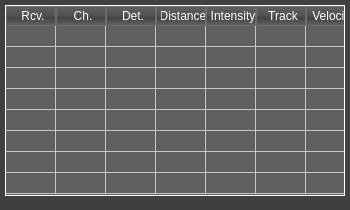
The window that src/AWLQtDemo/TableView.ui (samanwaya-jena/EVAL-ADAL6110-16-GUI) describes before a commit, drawn with Qt 5.
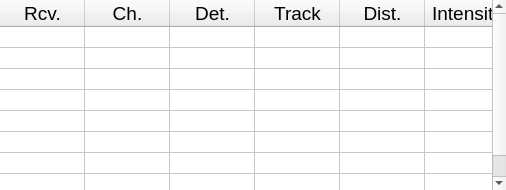
The same window after the commit. Icons and pictures are not drawn.

Commit message: New "Single" Page interface - Makes use of Layouts to Dynamically Resize

```diff
--- a/src/AWLQtDemo/TableView.ui
+++ b/src/AWLQtDemo/TableView.ui
@@ -1,21 +1,27 @@
 <?xml version="1.0" encoding="UTF-8"?>
 <ui version="4.0">
  <class>AWLTableView</class>
- <widget class="QWidget" name="AWLTableView">
+ <widget class="QFrame" name="AWLTableView">
   <property name="geometry">
    <rect>
     <x>0</x>
     <y>0</y>
-    <width>350</width>
-    <height>210</height>
+    <width>506</width>
+    <height>190</height>
    </rect>
   </property>
   <property name="sizePolicy">
-   <sizepolicy hsizetype="Expanding" vsizetype="Expanding">
+   <sizepolicy hsizetype="MinimumExpanding" vsizetype="MinimumExpanding">
     <horstretch>0</horstretch>
     <verstretch>0</verstretch>
    </sizepolicy>
   </property>
+  <property name="minimumSize">
+   <size>
+    <width>506</width>
+    <height>190</height>
+   </size>
+  </property>
   <property name="font">
    <font>
     <family>MS Shell Dlg 2</family>
@@ -29,664 +35,1062 @@
     <normaloff>AWLQtDemo.ico</normaloff>AWLQtDemo.ico</iconset>
   </property>
   <property name="styleSheet">
-   <string notr="true">QToolTip
-{
-border: 1px solid black;
-background-color: #ffa02f;
-padding: 1px;
-border-radius: 3px;
-opacity: 100;
-}
-
-QWidget
-{
-color: #dedede;
-background-color: #404040;
-}
-
-QWidget:item:hover
-{
-background-color: QLinearGradient( x1: 0, y1: 0, x2: 0, y2: 1, stop: 0 #ffa02f, stop: 1 #ca0619);
-color: #000000;
-}
-
-QWidget:item:selected
-{
-background-color: QLinearGradient( x1: 0, y1: 0, x2: 0, y2: 1, stop: 0 #ffa02f, stop: 1 #d7801a);
-}
-
-QMenuBar::item
-{
-background: transparent;
-}
-
-QMenuBar::item:selected
-{
-background: transparent;
-border: 1px solid #ffaa00;
-}
-
-QMenuBar::item:pressed
-{
-background: #444;
-border: 1px solid #000;
-background-color: QLinearGradient(
-x1:0, y1:0,
-x2:0, y2:1,
-stop:1 #212121,
-stop:0.4 #343434/*,
-stop:0.2 #343434,
-stop:0.1 #ffaa00*/
-);
-margin-bottom:-1px;
-padding-bottom:1px;
-}
-
-QMenu
-{
-border: 1px solid #000;
-}
-
-QMenu::item
-{
-padding: 2px 20px 2px 20px;
-}
-
-QMenu::item:selected
-{
-color: #000000;
-}
-
-QWidget:disabled
-{
-color: #404040;
-background-color: #808080;
-}
-
-QAbstractItemView
-{
-background-color: QLinearGradient( x1: 0, y1: 0, x2: 0, y2: 1, stop: 0 #4d4d4d, stop: 0.1 #646464, stop: 1 #5d5d5d);
-}
-
-QWidget:focus
-{
-/*border: 2px solid QLinearGradient( x1: 0, y1: 0, x2: 0, y2: 1, stop: 0 #ffa02f, stop: 1 #d7801a);*/
-}
-
-QLineEdit
-{
-background-color: QLinearGradient( x1: 0, y1: 0, x2: 0, y2: 1, stop: 0 #4d4d4d, stop: 0 #646464, stop: 1 #5d5d5d);
-padding: 1px;
-border-style: solid;
-border: 1px solid #bebebe;
-border-radius: 5;
-}
-
-QPushButton
-{
-color: #dedede;
-background-color: QLinearGradient( x1: 0, y1: 0, x2: 0, y2: 1, stop: 0 #666666, stop: 0.1 #626262, stop: 0.5 #5e5e5e, stop: 0.9 #5a5a5a, stop: 1 #565656);
-border-width: 1px;
-border-color: #bebebe;
-border-style: solid;
-border-radius: 6;
-padding: 3px;
-font-size: 12px;
-padding-left: 5px;
-padding-right: 5px;
-}
-
-QPushButton:pressed
-{
-background-color: QLinearGradient( x1: 0, y1: 0, x2: 0, y2: 1, stop: 0 #2d2d2d, stop: 0.1 #2b2b2b, stop: 0.5 #292929, stop: 0.9 #282828, stop: 1 #252525);
-}
-
-QComboBox
-{
-selection-background-color: #ffaa00;
-background-color: QLinearGradient( x1: 0, y1: 0, x2: 0, y2: 1, stop: 0 #565656, stop: 0.1 #525252, stop: 0.5 #4e4e4e, stop: 0.9 #4a4a4a, stop: 1 #464646);
-border-style: solid;
-border: 1px solid #1e1e1e;
-border-radius: 5;
-}
-
-QComboBox:hover,QPushButton:hover
-{
-border: 2px solid QLinearGradient( x1: 0, y1: 0, x2: 0, y2: 1, stop: 0 #ffa02f, stop: 1 #d7801a);
-}
-
-
-QComboBox:on
-{
-padding-top: 3px;
-padding-left: 4px;
-background-color: QLinearGradient( x1: 0, y1: 0, x2: 0, y2: 1, stop: 0 #2d2d2d, stop: 0.1 #2b2b2b, stop: 0.5 #292929, stop: 0.9 #282828, stop: 1 #252525);
-selection-background-color: #ffaa00;
-}
-
-QComboBox QAbstractItemView
-{
-border: 2px solid darkgray;
-selection-background-color: QLinearGradient( x1: 0, y1: 0, x2: 0, y2: 1, stop: 0 #ffa02f, stop: 1 #d7801a);
-}
-
-QComboBox::drop-down
-{
-subcontrol-origin: padding;
-subcontrol-position: top right;
-width: 15px;
-
-border-left-width: 0px;
-border-left-color: darkgray;
-border-left-style: solid; /* just a single line */
-border-top-right-radius: 3px; /* same radius as the QComboBox */
-border-bottom-right-radius: 3px;
-}
-
-
-QGroupBox:focus
-{
-border: 2px solid QLinearGradient( x1: 0, y1: 0, x2: 0, y2: 1, stop: 0 #ffa02f, stop: 1 #d7801a);
-}
-
-QTextEdit:focus
-{
-border: 2px solid QLinearGradient( x1: 0, y1: 0, x2: 0, y2: 1, stop: 0 #ffa02f, stop: 1 #d7801a);
-}
-
-QScrollBar:horizontal {
-border: 1px solid #222222;
-background: QLinearGradient( x1: 0, y1: 0, x2: 0, y2: 1, stop: 0.0 #121212, stop: 0.2 #282828, stop: 1 #484848);
-height: 7px;
-margin: 0px 16px 0 16px;
-}
-
-QScrollBar::handle:horizontal
-{
-background: QLinearGradient( x1: 0, y1: 0, x2: 1, y2: 0, stop: 0 #ffa02f, stop: 0.5 #d7801a, stop: 1 #ffa02f);
-min-height: 20px;
-border-radius: 2px;
-}
-
-QScrollBar::add-line:horizontal {
-border: 1px solid #1b1b19;
-border-radius: 2px;
-background: QLinearGradient( x1: 0, y1: 0, x2: 1, y2: 0, stop: 0 #ffa02f, stop: 1 #d7801a);
-width: 14px;
-subcontrol-position: right;
-subcontrol-origin: margin;
-}
-
-QScrollBar::sub-line:horizontal {
-border: 1px solid #1b1b19;
-border-radius: 2px;
-background: QLinearGradient( x1: 0, y1: 0, x2: 1, y2: 0, stop: 0 #ffa02f, stop: 1 #d7801a);
-width: 14px;
-subcontrol-position: left;
-subcontrol-origin: margin;
-}
-
-QScrollBar::right-arrow:horizontal, QScrollBar::left-arrow:horizontal
-{
-border: 1px solid black;
-width: 1px;
-height: 1px;
-background: white;
-}
-
-QScrollBar::add-page:horizontal, QScrollBar::sub-page:horizontal
-{
-background: none;
-}
-
-QScrollBar:vertical
-{
-background: QLinearGradient( x1: 0, y1: 0, x2: 1, y2: 0, stop: 0.0 #121212, stop: 0.2 #282828, stop: 1 #484848);
-width: 7px;
-margin: 16px 0 16px 0;
-border: 1px solid #222222;
-}
-
-QScrollBar::handle:vertical
-{
-background: QLinearGradient( x1: 0, y1: 0, x2: 0, y2: 1, stop: 0 #ffa02f, stop: 0.5 #d7801a, stop: 1 #ffa02f);
-min-height: 20px;
-border-radius: 2px;
-}
-
-QScrollBar::add-line:vertical
-{
-border: 1px solid #1b1b19;
-border-radius: 2px;
-background: QLinearGradient( x1: 0, y1: 0, x2: 0, y2: 1, stop: 0 #ffa02f, stop: 1 #d7801a);
-height: 14px;
-subcontrol-position: bottom;
-subcontrol-origin: margin;
-}
-
-QScrollBar::sub-line:vertical
-{
-border: 1px solid #1b1b19;
-border-radius: 2px;
-background: QLinearGradient( x1: 0, y1: 0, x2: 0, y2: 1, stop: 0 #d7801a, stop: 1 #ffa02f);
-height: 14px;
-subcontrol-position: top;
-subcontrol-origin: margin;
-}
-
-QScrollBar::up-arrow:vertical, QScrollBar::down-arrow:vertical
-{
-border: 1px solid black;
-width: 1px;
-height: 1px;
-background: white;
-}
-
-
-QScrollBar::add-page:vertical, QScrollBar::sub-page:vertical
-{
-background: none;
-}
-
-QTextEdit
-{
-background-color: #242424;
-}
-
-QPlainTextEdit
-{
-background-color: #242424;
-}
-
-QHeaderView::section
-{
-background-color: QLinearGradient(x1:0, y1:0, x2:0, y2:1, stop:0 #616161, stop: 0.5 #505050, stop: 0.6 #434343, stop:1 #656565);
-color: white;
-padding-left: 4px;
-border: 1px solid #6c6c6c;
-}
-
-QCheckBox:disabled
-{
-color: #414141;
-}
-
-QDockWidget::title
-{
-text-align: center;
-spacing: 3px; /* spacing between items in the tool bar */
-background-color: QLinearGradient(x1:0, y1:0, x2:0, y2:1, stop:0 #808080, stop: 0.5 #242424, stop:1 #808080);
-}
-
-QDockWidget::close-button, QDockWidget::float-button
-{
-text-align: center;
-spacing: 1px; /* spacing between items in the tool bar */
-background-color: QLinearGradient(x1:0, y1:0, x2:0, y2:1, stop:0 #808080, stop: 0.5 #242424, stop:1 #808080);
-}
-
-QDockWidget::close-button:hover, QDockWidget::float-button:hover
-{
-background: #242424;
-}
-
-QDockWidget::close-button:pressed, QDockWidget::float-button:pressed
-{
-padding: 1px -1px -1px 1px;
-}
-
-QMainWindow::separator
-{
-background-color: QLinearGradient(x1:0, y1:0, x2:0, y2:1, stop:0 #161616, stop: 0.5 #151515, stop: 0.6 #212121, stop:1 #343434);
-color: white;
-padding-left: 4px;
-border: 1px solid #4c4c4c;
-spacing: 3px; /* spacing between items in the tool bar */
-}
-
-QMainWindow::separator:hover
-{
-
-background-color: QLinearGradient(x1:0, y1:0, x2:0, y2:1, stop:0 #d7801a, stop:0.5 #b56c17 stop:1 #ffa02f);
-color: white;
-padding-left: 4px;
-border: 1px solid #6c6c6c;
-spacing: 3px; /* spacing between items in the tool bar */
-}
-
-QToolBar::handle
-{
-spacing: 3px; /* spacing between items in the tool bar */
-background: url(:/images/handle.png);
-}
-
-QMenu::separator
-{
-height: 2px;
-background-color: QLinearGradient(x1:0, y1:0, x2:0, y2:1, stop:0 #161616, stop: 0.5 #151515, stop: 0.6 #212121, stop:1 #343434);
-color: white;
-padding-left: 4px;
-margin-left: 10px;
-margin-right: 5px;
-}
-
-QProgressBar
-{
-border: 2px solid grey;
-border-radius: 5px;
-text-align: center;
-}
-
-QProgressBar::chunk
-{
-background-color: #d7801a;
-width: 2.15px;
-margin: 0.5px;
-}
-
-QTabBar::tab {
-color: #b1b1b1;
-border: 2px solid #dedede;
-border-radius: 5px;
-border-bottom-style: none;
-background-color: #202020;
-padding-left: 10px;
-padding-right: 10px;
-padding-top: 3px;
-padding-bottom: 2px;
-margin-right: -1px;
-}
-
-QTabWidget::pane {
-border: 2px solid #dedede;
-border-radius: 5px;
-top: -2px;
-}
-
-QTabBar::tab:last
-{
-margin-right: 0; /* the last selected tab has nothing to overlap with on the right */
-border-top-right-radius: 5px;
-border-bottom-left-radius: 1px;
-border-bottom-right-radius: 1px;
-border-bottom-style:solid;
-}
-
-QTabBar::tab:first:!selected
-{
-margin-left: 0px; /* the last selected tab has nothing to overlap with on the right */
-
-border-top-left-radius: 5px;
-border-bottom-left-radius: 1px;
-border-bottom-right-radius: 1px;
-border-bottom-style:solid;
-}
-
-QTabBar::tab:!selected
-{
-color: #b1b1b1;
-border-bottom-style: none;
-border-bottom-left-radius: 1px;
-border-bottom-right-radius: 1px;
-border-bottom-style:solid;
-margin-top: 3px;
-}
-
-QTabBar::tab:selected
-{
-color: #dedede;
-border-top-left-radius: 5px;
-border-top-right-radius: 5px;
-border-bottom-left-radius: 1px;
-border-bottom-right-radius: 1px;
-border-bottom-color: #404040;
-background-color: #404040;
-
-border-bottom-style:solid;
-margin-bottom: 0px;
-}
-
-QTabBar::tab:!selected:hover
-{
-/*border-top: 2px solid #ffaa00;
-padding-bottom: 3px;*/
-border-top-left-radius: 5px;
-border-top-right-radius: 5px;
-border-bottom-left-radius: 1px;
-border-bottom-right-radius: 1px;
-border-bottom-style:solid;
-background-color: QLinearGradient(x1:0, y1:0, x2:0, y2:1, stop:1 #212121, stop:0.4 #343434, stop:0.2 #343434, stop:0.1 #ffaa00);
-}
-
-
-QRadioButton::indicator:checked, QRadioButton::indicator:unchecked{
-color: #b1b1b1;
-background-color: #808080;
-border: 1px solid #b1b1b1;
-border-radius: 6px;
-}
-
-QRadioButton::indicator:checked
-{
-background-color: qradialgradient(
-cx: 0.5, cy: 0.5,
-fx: 0.5, fy: 0.5,
-radius: 1.0,
-stop: 0.25 #ffaa00,
-stop: 0.3 #808080
-);
-}
-
-QRadioButton::indicator
-{
-border-radius: 6px;
-}
-
- QRadioButton::indicator:disabled
-{
-border: 1px solid #444;
-}
-
-QRadioButton::indicator:hover, QCheckBox::indicator:hover
-{
-border: 1px solid #ffaa00;
-}
-
-
-QCheckBox::indicator
-{
-color: #b1b1b1;
-background-color: #808080;
-border: 1px solid #b1b1b1;
-width: 9px;
-height: 9px;
-}
-
-QCheckBox::indicator:disabled
-{
-border: 1px solid #444;
-}
-
-QCheckBox:disabled
-{
-color: #414141;
-}
-
-QCheckBox::indicator{
-color: #b1b1b1;
-background-color: #808080;
-border: 1px solid #b1b1b1;
-width: 9px;
-height: 9px;
-}
-
-QCheckBox::indicator:checked, QCheckBox::indicator:unchecked{
-color: #b1b1b1;
-background-color: #808080;
-border: 1px solid #b1b1b1;
-border-radius: 6px;
-}
-
-QCheckBox::indicator:checked
-{
-background-color: qradialgradient(
-cx: 0.5, cy: 0.5,
-fx: 0.5, fy: 0.5,
-radius: 1.0,
-stop: 0.25 #ffaa00,
-stop: 0.3 #808080
-);
-}
-</string>
-  </property>
-  <widget class="QTableWidget" name="distanceTable">
-   <property name="geometry">
-    <rect>
-     <x>5</x>
-     <y>5</y>
-     <width>340</width>
-     <height>191</height>
-    </rect>
-   </property>
-   <property name="sizePolicy">
-    <sizepolicy hsizetype="Expanding" vsizetype="Expanding">
-     <horstretch>10</horstretch>
-     <verstretch>10</verstretch>
-    </sizepolicy>
-   </property>
-   <property name="minimumSize">
-    <size>
-     <width>0</width>
-     <height>3</height>
-    </size>
-   </property>
-   <property name="font">
-    <font>
-     <family>Segoe UI</family>
-     <pointsize>8</pointsize>
-    </font>
-   </property>
-   <property name="autoFillBackground">
-    <bool>true</bool>
-   </property>
-   <property name="styleSheet">
-    <string notr="true">background-color: rgb(96,96,96);
-gridline-color: rgb(199, 199, 199);
-border-color: rgb(255, 255, 255);
-color: rgb(255,255,255);</string>
-   </property>
-   <property name="frameShape">
-    <enum>QFrame::Panel</enum>
-   </property>
-   <property name="frameShadow">
-    <enum>QFrame::Plain</enum>
-   </property>
-   <property name="lineWidth">
-    <number>1</number>
-   </property>
-   <property name="midLineWidth">
-    <number>2</number>
-   </property>
-   <property name="horizontalScrollBarPolicy">
-    <enum>Qt::ScrollBarAlwaysOff</enum>
-   </property>
-   <property name="tabKeyNavigation">
-    <bool>false</bool>
-   </property>
-   <property name="gridStyle">
-    <enum>Qt::SolidLine</enum>
-   </property>
-   <property name="wordWrap">
-    <bool>false</bool>
-   </property>
-   <property name="rowCount">
-    <number>8</number>
-   </property>
-   <property name="columnCount">
-    <number>8</number>
-   </property>
-   <attribute name="horizontalHeaderVisible">
-    <bool>true</bool>
-   </attribute>
-   <attribute name="horizontalHeaderCascadingSectionResizes">
-    <bool>true</bool>
-   </attribute>
-   <attribute name="horizontalHeaderDefaultSectionSize">
-    <number>50</number>
-   </attribute>
-   <attribute name="horizontalHeaderHighlightSections">
-    <bool>false</bool>
-   </attribute>
-   <attribute name="horizontalHeaderMinimumSectionSize">
-    <number>25</number>
-   </attribute>
-   <attribute name="horizontalHeaderStretchLastSection">
-    <bool>true</bool>
-   </attribute>
-   <attribute name="verticalHeaderVisible">
-    <bool>false</bool>
-   </attribute>
-   <attribute name="verticalHeaderCascadingSectionResizes">
-    <bool>false</bool>
-   </attribute>
-   <attribute name="verticalHeaderDefaultSectionSize">
-    <number>21</number>
-   </attribute>
-   <attribute name="verticalHeaderHighlightSections">
-    <bool>true</bool>
-   </attribute>
-   <attribute name="verticalHeaderStretchLastSection">
-    <bool>false</bool>
-   </attribute>
-   <row/>
-   <row/>
-   <row/>
-   <row/>
-   <row/>
-   <row/>
-   <row/>
-   <row/>
-   <column>
-    <property name="text">
-     <string>Rcv.</string>
-    </property>
-   </column>
-   <column>
-    <property name="text">
-     <string>Ch.</string>
-    </property>
-   </column>
-   <column>
-    <property name="text">
-     <string>Det.</string>
-    </property>
-   </column>
-   <column>
-    <property name="text">
-     <string>Distance</string>
-    </property>
-   </column>
-   <column>
-    <property name="text">
-     <string>Intensity</string>
-    </property>
-   </column>
-   <column>
-    <property name="text">
-     <string>Track</string>
-    </property>
-   </column>
-   <column>
-    <property name="text">
-     <string>Velocity</string>
-    </property>
-   </column>
-   <column>
-    <property name="text">
-     <string>Level</string>
-    </property>
-   </column>
-  </widget>
+   <string notr="true"/>
+  </property>
+  <property name="frameShape">
+   <enum>QFrame::NoFrame</enum>
+  </property>
+  <property name="lineWidth">
+   <number>2</number>
+  </property>
+  <layout class="QVBoxLayout" name="verticalLayout">
+   <property name="spacing">
+    <number>0</number>
+   </property>
+   <property name="leftMargin">
+    <number>0</number>
+   </property>
+   <property name="topMargin">
+    <number>0</number>
+   </property>
+   <property name="rightMargin">
+    <number>0</number>
+   </property>
+   <property name="bottomMargin">
+    <number>0</number>
+   </property>
+   <item>
+    <widget class="QTableWidget" name="distanceTable">
+     <property name="sizePolicy">
+      <sizepolicy hsizetype="Ignored" vsizetype="MinimumExpanding">
+       <horstretch>10</horstretch>
+       <verstretch>10</verstretch>
+      </sizepolicy>
+     </property>
+     <property name="minimumSize">
+      <size>
+       <width>400</width>
+       <height>90</height>
+      </size>
+     </property>
+     <property name="font">
+      <font>
+       <pointsize>-1</pointsize>
+      </font>
+     </property>
+     <property name="autoFillBackground">
+      <bool>true</bool>
+     </property>
+     <property name="styleSheet">
+      <string notr="true">font-size: 14px;</string>
+     </property>
+     <property name="frameShape">
+      <enum>QFrame::NoFrame</enum>
+     </property>
+     <property name="frameShadow">
+      <enum>QFrame::Plain</enum>
+     </property>
+     <property name="lineWidth">
+      <number>1</number>
+     </property>
+     <property name="midLineWidth">
+      <number>2</number>
+     </property>
+     <property name="verticalScrollBarPolicy">
+      <enum>Qt::ScrollBarAsNeeded</enum>
+     </property>
+     <property name="horizontalScrollBarPolicy">
+      <enum>Qt::ScrollBarAlwaysOff</enum>
+     </property>
+     <property name="autoScroll">
+      <bool>true</bool>
+     </property>
+     <property name="tabKeyNavigation">
+      <bool>false</bool>
+     </property>
+     <property name="showGrid">
+      <bool>true</bool>
+     </property>
+     <property name="gridStyle">
+      <enum>Qt::SolidLine</enum>
+     </property>
+     <property name="sortingEnabled">
+      <bool>false</bool>
+     </property>
+     <property name="wordWrap">
+      <bool>false</bool>
+     </property>
+     <property name="cornerButtonEnabled">
+      <bool>false</bool>
+     </property>
+     <property name="rowCount">
+      <number>8</number>
+     </property>
+     <property name="columnCount">
+      <number>8</number>
+     </property>
+     <attribute name="horizontalHeaderVisible">
+      <bool>true</bool>
+     </attribute>
+     <attribute name="horizontalHeaderCascadingSectionResizes">
+      <bool>true</bool>
+     </attribute>
+     <attribute name="horizontalHeaderDefaultSectionSize">
+      <number>85</number>
+     </attribute>
+     <attribute name="horizontalHeaderHighlightSections">
+      <bool>false</bool>
+     </attribute>
+     <attribute name="horizontalHeaderMinimumSectionSize">
+      <number>40</number>
+     </attribute>
+     <attribute name="horizontalHeaderShowSortIndicator" stdset="0">
+      <bool>false</bool>
+     </attribute>
+     <attribute name="horizontalHeaderStretchLastSection">
+      <bool>true</bool>
+     </attribute>
+     <attribute name="verticalHeaderVisible">
+      <bool>false</bool>
+     </attribute>
+     <attribute name="verticalHeaderCascadingSectionResizes">
+      <bool>false</bool>
+     </attribute>
+     <attribute name="verticalHeaderDefaultSectionSize">
+      <number>21</number>
+     </attribute>
+     <attribute name="verticalHeaderHighlightSections">
+      <bool>true</bool>
+     </attribute>
+     <attribute name="verticalHeaderShowSortIndicator" stdset="0">
+      <bool>false</bool>
+     </attribute>
+     <attribute name="verticalHeaderStretchLastSection">
+      <bool>false</bool>
+     </attribute>
+     <row/>
+     <row/>
+     <row/>
+     <row/>
+     <row/>
+     <row/>
+     <row/>
+     <row/>
+     <column>
+      <property name="text">
+       <string>Rcv.</string>
+      </property>
+      <property name="font">
+       <font>
+        <pointsize>14</pointsize>
+       </font>
+      </property>
+     </column>
+     <column>
+      <property name="text">
+       <string>Ch.</string>
+      </property>
+      <property name="font">
+       <font>
+        <pointsize>14</pointsize>
+       </font>
+      </property>
+     </column>
+     <column>
+      <property name="text">
+       <string>Det.</string>
+      </property>
+      <property name="font">
+       <font>
+        <pointsize>14</pointsize>
+       </font>
+      </property>
+     </column>
+     <column>
+      <property name="text">
+       <string>Track</string>
+      </property>
+      <property name="font">
+       <font>
+        <pointsize>14</pointsize>
+       </font>
+      </property>
+     </column>
+     <column>
+      <property name="text">
+       <string>Dist.</string>
+      </property>
+      <property name="font">
+       <font>
+        <pointsize>14</pointsize>
+       </font>
+      </property>
+     </column>
+     <column>
+      <property name="text">
+       <string>Intensity</string>
+      </property>
+      <property name="font">
+       <font>
+        <pointsize>14</pointsize>
+       </font>
+      </property>
+     </column>
+     <column>
+      <property name="text">
+       <string>Velo.</string>
+      </property>
+      <property name="font">
+       <font>
+        <pointsize>14</pointsize>
+       </font>
+      </property>
+     </column>
+     <column>
+      <property name="text">
+       <string>Level</string>
+      </property>
+      <property name="font">
+       <font>
+        <pointsize>14</pointsize>
+       </font>
+      </property>
+     </column>
+     <item row="0" column="0">
+      <property name="text">
+       <string/>
+      </property>
+      <property name="font">
+       <font>
+        <pointsize>12</pointsize>
+       </font>
+      </property>
+      <property name="textAlignment">
+       <set>AlignHCenter|AlignVCenter|AlignCenter</set>
+      </property>
+     </item>
+     <item row="0" column="1">
+      <property name="text">
+       <string/>
+      </property>
+      <property name="font">
+       <font>
+        <pointsize>12</pointsize>
+       </font>
+      </property>
+      <property name="textAlignment">
+       <set>AlignHCenter|AlignVCenter|AlignCenter</set>
+      </property>
+     </item>
+     <item row="0" column="2">
+      <property name="text">
+       <string/>
+      </property>
+      <property name="font">
+       <font>
+        <pointsize>12</pointsize>
+       </font>
+      </property>
+      <property name="textAlignment">
+       <set>AlignHCenter|AlignVCenter|AlignCenter</set>
+      </property>
+     </item>
+     <item row="0" column="3">
+      <property name="text">
+       <string/>
+      </property>
+      <property name="font">
+       <font>
+        <pointsize>12</pointsize>
+       </font>
+      </property>
+      <property name="textAlignment">
+       <set>AlignHCenter|AlignVCenter|AlignCenter</set>
+      </property>
+     </item>
+     <item row="0" column="4">
+      <property name="text">
+       <string/>
+      </property>
+      <property name="font">
+       <font>
+        <pointsize>12</pointsize>
+       </font>
+      </property>
+      <property name="textAlignment">
+       <set>AlignRight|AlignVCenter</set>
+      </property>
+     </item>
+     <item row="0" column="5">
+      <property name="text">
+       <string/>
+      </property>
+      <property name="font">
+       <font>
+        <pointsize>12</pointsize>
+       </font>
+      </property>
+      <property name="textAlignment">
+       <set>AlignRight|AlignVCenter</set>
+      </property>
+     </item>
+     <item row="0" column="6">
+      <property name="text">
+       <string/>
+      </property>
+      <property name="font">
+       <font>
+        <pointsize>12</pointsize>
+       </font>
+      </property>
+      <property name="textAlignment">
+       <set>AlignRight|AlignVCenter</set>
+      </property>
+     </item>
+     <item row="0" column="7">
+      <property name="text">
+       <string/>
+      </property>
+      <property name="font">
+       <font>
+        <pointsize>12</pointsize>
+       </font>
+      </property>
+      <property name="textAlignment">
+       <set>AlignRight|AlignVCenter</set>
+      </property>
+     </item>
+     <item row="1" column="0">
+      <property name="text">
+       <string/>
+      </property>
+      <property name="font">
+       <font>
+        <pointsize>12</pointsize>
+       </font>
+      </property>
+      <property name="textAlignment">
+       <set>AlignHCenter|AlignVCenter|AlignCenter</set>
+      </property>
+     </item>
+     <item row="1" column="1">
+      <property name="text">
+       <string/>
+      </property>
+      <property name="font">
+       <font>
+        <pointsize>12</pointsize>
+       </font>
+      </property>
+      <property name="textAlignment">
+       <set>AlignHCenter|AlignVCenter|AlignCenter</set>
+      </property>
+     </item>
+     <item row="1" column="2">
+      <property name="text">
+       <string/>
+      </property>
+      <property name="font">
+       <font>
+        <pointsize>12</pointsize>
+       </font>
+      </property>
+      <property name="textAlignment">
+       <set>AlignHCenter|AlignVCenter|AlignCenter</set>
+      </property>
+     </item>
+     <item row="1" column="3">
+      <property name="text">
+       <string/>
+      </property>
+      <property name="font">
+       <font>
+        <pointsize>12</pointsize>
+       </font>
+      </property>
+      <property name="textAlignment">
+       <set>AlignHCenter|AlignVCenter|AlignCenter</set>
+      </property>
+     </item>
+     <item row="1" column="4">
+      <property name="text">
+       <string/>
+      </property>
+      <property name="font">
+       <font>
+        <pointsize>12</pointsize>
+       </font>
+      </property>
+      <property name="textAlignment">
+       <set>AlignRight|AlignVCenter</set>
+      </property>
+     </item>
+     <item row="1" column="5">
+      <property name="text">
+       <string/>
+      </property>
+      <property name="font">
+       <font>
+        <pointsize>12</pointsize>
+       </font>
+      </property>
+      <property name="textAlignment">
+       <set>AlignRight|AlignVCenter</set>
+      </property>
+     </item>
+     <item row="1" column="6">
+      <property name="text">
+       <string/>
+      </property>
+      <property name="font">
+       <font>
+        <pointsize>12</pointsize>
+       </font>
+      </property>
+      <property name="textAlignment">
+       <set>AlignRight|AlignVCenter</set>
+      </property>
+     </item>
+     <item row="1" column="7">
+      <property name="text">
+       <string/>
+      </property>
+      <property name="font">
+       <font>
+        <pointsize>12</pointsize>
+       </font>
+      </property>
+      <property name="textAlignment">
+       <set>AlignRight|AlignVCenter</set>
+      </property>
+     </item>
+     <item row="2" column="0">
+      <property name="text">
+       <string/>
+      </property>
+      <property name="font">
+       <font>
+        <pointsize>12</pointsize>
+       </font>
+      </property>
+      <property name="textAlignment">
+       <set>AlignHCenter|AlignVCenter|AlignCenter</set>
+      </property>
+     </item>
+     <item row="2" column="1">
+      <property name="text">
+       <string/>
+      </property>
+      <property name="font">
+       <font>
+        <pointsize>12</pointsize>
+       </font>
+      </property>
+      <property name="textAlignment">
+       <set>AlignHCenter|AlignVCenter|AlignCenter</set>
+      </property>
+     </item>
+     <item row="2" column="2">
+      <property name="text">
+       <string/>
+      </property>
+      <property name="font">
+       <font>
+        <pointsize>12</pointsize>
+       </font>
+      </property>
+      <property name="textAlignment">
+       <set>AlignHCenter|AlignVCenter|AlignCenter</set>
+      </property>
+     </item>
+     <item row="2" column="3">
+      <property name="text">
+       <string/>
+      </property>
+      <property name="font">
+       <font>
+        <pointsize>12</pointsize>
+       </font>
+      </property>
+      <property name="textAlignment">
+       <set>AlignHCenter|AlignVCenter|AlignCenter</set>
+      </property>
+     </item>
+     <item row="2" column="4">
+      <property name="text">
+       <string/>
+      </property>
+      <property name="font">
+       <font>
+        <pointsize>12</pointsize>
+       </font>
+      </property>
+      <property name="textAlignment">
+       <set>AlignRight|AlignVCenter</set>
+      </property>
+     </item>
+     <item row="2" column="5">
+      <property name="text">
+       <string/>
+      </property>
+      <property name="font">
+       <font>
+        <pointsize>12</pointsize>
+       </font>
+      </property>
+      <property name="textAlignment">
+       <set>AlignRight|AlignVCenter</set>
+      </property>
+     </item>
+     <item row="2" column="6">
+      <property name="text">
+       <string/>
+      </property>
+      <property name="font">
+       <font>
+        <pointsize>12</pointsize>
+       </font>
+      </property>
+      <property name="textAlignment">
+       <set>AlignRight|AlignVCenter</set>
+      </property>
+     </item>
+     <item row="2" column="7">
+      <property name="text">
+       <string/>
+      </property>
+      <property name="font">
+       <font>
+        <pointsize>12</pointsize>
+       </font>
+      </property>
+      <property name="textAlignment">
+       <set>AlignRight|AlignVCenter</set>
+      </property>
+     </item>
+     <item row="3" column="0">
+      <property name="text">
+       <string/>
+      </property>
+      <property name="font">
+       <font>
+        <pointsize>12</pointsize>
+       </font>
+      </property>
+      <property name="textAlignment">
+       <set>AlignHCenter|AlignVCenter|AlignCenter</set>
+      </property>
+     </item>
+     <item row="3" column="1">
+      <property name="text">
+       <string/>
+      </property>
+      <property name="font">
+       <font>
+        <pointsize>12</pointsize>
+       </font>
+      </property>
+      <property name="textAlignment">
+       <set>AlignHCenter|AlignVCenter|AlignCenter</set>
+      </property>
+     </item>
+     <item row="3" column="2">
+      <property name="text">
+       <string/>
+      </property>
+      <property name="font">
+       <font>
+        <pointsize>12</pointsize>
+       </font>
+      </property>
+      <property name="textAlignment">
+       <set>AlignHCenter|AlignVCenter|AlignCenter</set>
+      </property>
+     </item>
+     <item row="3" column="3">
+      <property name="text">
+       <string/>
+      </property>
+      <property name="font">
+       <font>
+        <pointsize>12</pointsize>
+       </font>
+      </property>
+      <property name="textAlignment">
+       <set>AlignHCenter|AlignVCenter|AlignCenter</set>
+      </property>
+     </item>
+     <item row="3" column="4">
+      <property name="text">
+       <string/>
+      </property>
+      <property name="font">
+       <font>
+        <pointsize>12</pointsize>
+       </font>
+      </property>
+      <property name="textAlignment">
+       <set>AlignRight|AlignVCenter</set>
+      </property>
+     </item>
+     <item row="3" column="5">
+      <property name="text">
+       <string/>
+      </property>
+      <property name="font">
+       <font>
+        <pointsize>12</pointsize>
+       </font>
+      </property>
+      <property name="textAlignment">
+       <set>AlignRight|AlignVCenter</set>
+      </property>
+     </item>
+     <item row="3" column="6">
+      <property name="text">
+       <string/>
+      </property>
+      <property name="font">
+       <font>
+        <pointsize>12</pointsize>
+       </font>
+      </property>
+      <property name="textAlignment">
+       <set>AlignRight|AlignVCenter</set>
+      </property>
+     </item>
+     <item row="3" column="7">
+      <property name="text">
+       <string/>
+      </property>
+      <property name="font">
+       <font>
+        <pointsize>12</pointsize>
+       </font>
+      </property>
+      <property name="textAlignment">
+       <set>AlignRight|AlignVCenter</set>
+      </property>
+     </item>
+     <item row="4" column="0">
+      <property name="text">
+       <string/>
+      </property>
+      <property name="font">
+       <font>
+        <pointsize>12</pointsize>
+       </font>
+      </property>
+      <property name="textAlignment">
+       <set>AlignHCenter|AlignVCenter|AlignCenter</set>
+      </property>
+     </item>
+     <item row="4" column="1">
+      <property name="text">
+       <string/>
+      </property>
+      <property name="font">
+       <font>
+        <pointsize>12</pointsize>
+       </font>
+      </property>
+      <property name="textAlignment">
+       <set>AlignHCenter|AlignVCenter|AlignCenter</set>
+      </property>
+     </item>
+     <item row="4" column="2">
+      <property name="text">
+       <string/>
+      </property>
+      <property name="font">
+       <font>
+        <pointsize>12</pointsize>
+       </font>
+      </property>
+      <property name="textAlignment">
+       <set>AlignHCenter|AlignVCenter|AlignCenter</set>
+      </property>
+     </item>
+     <item row="4" column="3">
+      <property name="text">
+       <string/>
+      </property>
+      <property name="font">
+       <font>
+        <pointsize>12</pointsize>
+       </font>
+      </property>
+      <property name="textAlignment">
+       <set>AlignHCenter|AlignVCenter|AlignCenter</set>
+      </property>
+     </item>
+     <item row="4" column="4">
+      <property name="text">
+       <string/>
+      </property>
+      <property name="font">
+       <font>
+        <pointsize>12</pointsize>
+       </font>
+      </property>
+      <property name="textAlignment">
+       <set>AlignRight|AlignVCenter</set>
+      </property>
+     </item>
+     <item row="4" column="5">
+      <property name="text">
+       <string/>
+      </property>
+      <property name="font">
+       <font>
+        <pointsize>12</pointsize>
+       </font>
+      </property>
+      <property name="textAlignment">
+       <set>AlignRight|AlignVCenter</set>
+      </property>
+     </item>
+     <item row="4" column="6">
+      <property name="text">
+       <string/>
+      </property>
+      <property name="font">
+       <font>
+        <pointsize>12</pointsize>
+       </font>
+      </property>
+      <property name="textAlignment">
+       <set>AlignRight|AlignVCenter</set>
+      </property>
+     </item>
+     <item row="4" column="7">
+      <property name="text">
+       <string/>
+      </property>
+      <property name="font">
+       <font>
+        <pointsize>12</pointsize>
+       </font>
+      </property>
+      <property name="textAlignment">
+       <set>AlignRight|AlignVCenter</set>
+      </property>
+     </item>
+     <item row="5" column="0">
+      <property name="text">
+       <string/>
+      </property>
+      <property name="font">
+       <font>
+        <pointsize>12</pointsize>
+       </font>
+      </property>
+      <property name="textAlignment">
+       <set>AlignHCenter|AlignVCenter|AlignCenter</set>
+      </property>
+     </item>
+     <item row="5" column="1">
+      <property name="text">
+       <string/>
+      </property>
+      <property name="font">
+       <font>
+        <pointsize>12</pointsize>
+       </font>
+      </property>
+      <property name="textAlignment">
+       <set>AlignHCenter|AlignVCenter|AlignCenter</set>
+      </property>
+     </item>
+     <item row="5" column="2">
+      <property name="text">
+       <string/>
+      </property>
+      <property name="font">
+       <font>
+        <pointsize>12</pointsize>
+       </font>
+      </property>
+      <property name="textAlignment">
+       <set>AlignHCenter|AlignVCenter|AlignCenter</set>
+      </property>
+     </item>
+     <item row="5" column="3">
+      <property name="text">
+       <string/>
+      </property>
+      <property name="font">
+       <font>
+        <pointsize>12</pointsize>
+       </font>
+      </property>
+      <property name="textAlignment">
+       <set>AlignHCenter|AlignVCenter|AlignCenter</set>
+      </property>
+     </item>
+     <item row="5" column="4">
+      <property name="text">
+       <string/>
+      </property>
+      <property name="font">
+       <font>
+        <pointsize>12</pointsize>
+       </font>
+      </property>
+      <property name="textAlignment">
+       <set>AlignRight|AlignVCenter</set>
+      </property>
+     </item>
+     <item row="5" column="5">
+      <property name="text">
+       <string/>
+      </property>
+      <property name="font">
+       <font>
+        <pointsize>12</pointsize>
+       </font>
+      </property>
+      <property name="textAlignment">
+       <set>AlignRight|AlignVCenter</set>
+      </property>
+     </item>
+     <item row="5" column="6">
+      <property name="text">
+       <string/>
+      </property>
+      <property name="font">
+       <font>
+        <pointsize>12</pointsize>
+       </font>
+      </property>
+      <property name="textAlignment">
+       <set>AlignRight|AlignVCenter</set>
+      </property>
+     </item>
+     <item row="5" column="7">
+      <property name="text">
+       <string/>
+      </property>
+      <property name="font">
+       <font>
+        <pointsize>12</pointsize>
+       </font>
+      </property>
+      <property name="textAlignment">
+       <set>AlignRight|AlignVCenter</set>
+      </property>
+     </item>
+     <item row="6" column="0">
+      <property name="text">
+       <string/>
+      </property>
+      <property name="font">
+       <font>
+        <pointsize>12</pointsize>
+       </font>
+      </property>
+      <property name="textAlignment">
+       <set>AlignHCenter|AlignVCenter|AlignCenter</set>
+      </property>
+     </item>
+     <item row="6" column="1">
+      <property name="text">
+       <string/>
+      </property>
+      <property name="font">
+       <font>
+        <pointsize>12</pointsize>
+       </font>
+      </property>
+      <property name="textAlignment">
+       <set>AlignHCenter|AlignVCenter|AlignCenter</set>
+      </property>
+     </item>
+     <item row="6" column="2">
+      <property name="text">
+       <string/>
+      </property>
+      <property name="font">
+       <font>
+        <pointsize>12</pointsize>
+       </font>
+      </property>
+      <property name="textAlignment">
+       <set>AlignHCenter|AlignVCenter|AlignCenter</set>
+      </property>
+     </item>
+     <item row="6" column="3">
+      <property name="text">
+       <string/>
+      </property>
+      <property name="font">
+       <font>
+        <pointsize>12</pointsize>
+       </font>
+      </property>
+      <property name="textAlignment">
+       <set>AlignHCenter|AlignVCenter|AlignCenter</set>
+      </property>
+     </item>
+     <item row="6" column="4">
+      <property name="text">
+       <string/>
+      </property>
+      <property name="font">
+       <font>
+        <pointsize>12</pointsize>
+       </font>
+      </property>
+      <property name="textAlignment">
+       <set>AlignRight|AlignVCenter</set>
+      </property>
+     </item>
+     <item row="6" column="5">
+      <property name="text">
+       <string/>
+      </property>
+      <property name="font">
+       <font>
+        <pointsize>12</pointsize>
+       </font>
+      </property>
+      <property name="textAlignment">
+       <set>AlignRight|AlignVCenter</set>
+      </property>
+     </item>
+     <item row="6" column="6">
+      <property name="text">
+       <string/>
+      </property>
+      <property name="font">
+       <font>
+        <pointsize>12</pointsize>
+       </font>
+      </property>
+      <property name="textAlignment">
+       <set>AlignRight|AlignVCenter</set>
+      </property>
+     </item>
+     <item row="6" column="7">
+      <property name="text">
+       <string/>
+      </property>
+      <property name="font">
+       <font>
+        <pointsize>12</pointsize>
+       </font>
+      </property>
+      <property name="textAlignment">
+       <set>AlignRight|AlignVCenter</set>
+      </property>
+     </item>
+     <item row="7" column="0">
+      <property name="text">
+       <string/>
+      </property>
+      <property name="font">
+       <font>
+        <pointsize>12</pointsize>
+       </font>
+      </property>
+      <property name="textAlignment">
+       <set>AlignHCenter|AlignVCenter|AlignCenter</set>
+      </property>
+     </item>
+     <item row="7" column="1">
+      <property name="text">
+       <string/>
+      </property>
+      <property name="font">
+       <font>
+        <pointsize>12</pointsize>
+       </font>
+      </property>
+      <property name="textAlignment">
+       <set>AlignHCenter|AlignVCenter|AlignCenter</set>
+      </property>
+     </item>
+     <item row="7" column="2">
+      <property name="text">
+       <string/>
+      </property>
+      <property name="font">
+       <font>
+        <pointsize>12</pointsize>
+       </font>
+      </property>
+      <property name="textAlignment">
+       <set>AlignHCenter|AlignVCenter|AlignCenter</set>
+      </property>
+     </item>
+     <item row="7" column="3">
+      <property name="text">
+       <string/>
+      </property>
+      <property name="font">
+       <font>
+        <pointsize>12</pointsize>
+       </font>
+      </property>
+      <property name="textAlignment">
+       <set>AlignHCenter|AlignVCenter|AlignCenter</set>
+      </property>
+     </item>
+     <item row="7" column="4">
+      <property name="text">
+       <string/>
+      </property>
+      <property name="font">
+       <font>
+        <pointsize>12</pointsize>
+       </font>
+      </property>
+      <property name="textAlignment">
+       <set>AlignRight|AlignVCenter</set>
+      </property>
+     </item>
+     <item row="7" column="5">
+      <property name="text">
+       <string/>
+      </property>
+      <property name="font">
+       <font>
+        <pointsize>12</pointsize>
+       </font>
+      </property>
+      <property name="textAlignment">
+       <set>AlignRight|AlignVCenter</set>
+      </property>
+     </item>
+     <item row="7" column="6">
+      <property name="text">
+       <string/>
+      </property>
+      <property name="font">
+       <font>
+        <pointsize>12</pointsize>
+       </font>
+      </property>
+      <property name="textAlignment">
+       <set>AlignRight|AlignVCenter</set>
+      </property>
+     </item>
+     <item row="7" column="7">
+      <property name="text">
+       <string/>
+      </property>
+      <property name="font">
+       <font>
+        <pointsize>12</pointsize>
+       </font>
+      </property>
+      <property name="textAlignment">
+       <set>AlignRight|AlignVCenter</set>
+      </property>
+     </item>
+    </widget>
+   </item>
+  </layout>
  </widget>
  <resources/>
  <connections/>
```
The commit also changes 21 other files.
